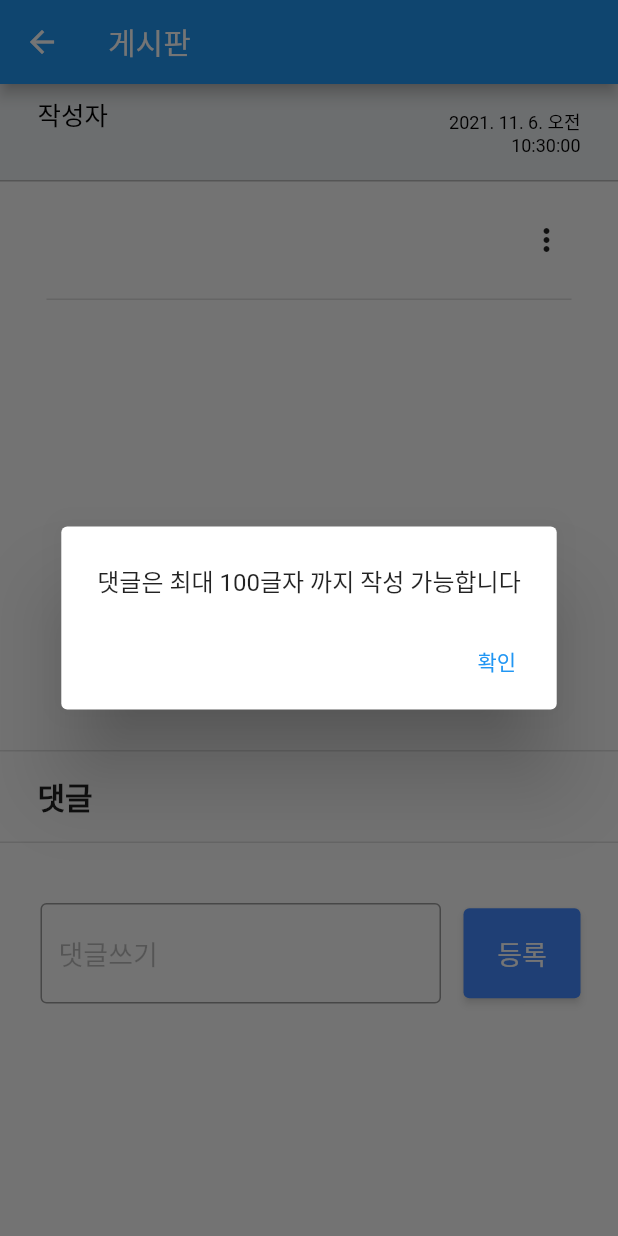
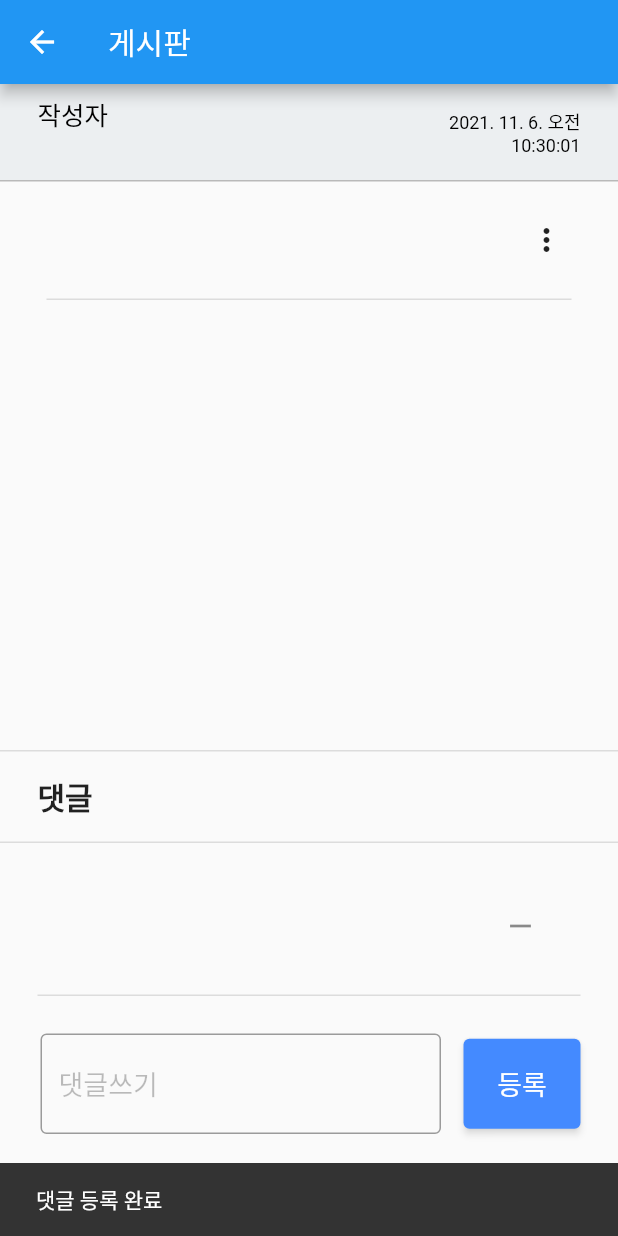
Before and after one commit to On-Jun9/EmergencyAlertApp, a Flutter app: the BoardContent screen opened directly with empty values, after a tap on "등록", on a phone screen of 412 x 824 dp. Run offline on Flutter 3.47's test engine with Material 2 defaults, Android fonts, the phone set to English and light mode, and no system bars; our stand-ins replace cloud_firestore, firebase_auth, firebase_core, firebase_storage, google_maps_flutter, google_sign_in and 2 more; accounts and stored records are empty.

Commit message:
+댓글 등록 오류 수정

```diff
--- a/lib/design/Board/boardContent.dart
+++ b/lib/design/Board/boardContent.dart
@@ -363,31 +363,17 @@ class _BoardContentState extends State<BoardContent> {
                                           .showSnackBar(SnackBar(
                                               content: Text('로그인이 필요합니다.')));
                                     } else {
-                                      showDialog(
-                                        context: context,
-                                        builder: (BuildContext context) {
-                                          return AlertDialog(
-                                            content: SingleChildScrollView(
-                                              child: ListBody(
-                                                children: <Widget>[
-                                                  Text(
-                                                      '댓글은 최대 100글자 까지 작성 가능합니다'),
-                                                ],
-                                              ),
-                                            ),
-                                            contentPadding: EdgeInsets.fromLTRB(
-                                                24.0, 24.0, 24.0, 10.0),
-                                            actions: <Widget>[
-                                              TextButton(
-                                                onPressed: () {
-                                                  Navigator.pop(context, false);
-                                                },
-                                                child: Text('확인'),
-                                              ),
-                                            ],
-                                          );
-                                        },
-                                      );
+                                      FirebaseFirestore.instance
+                                          .collection('게시판')
+                                          .doc(widget.selected_item.docName)
+                                          .collection('comment')
+                                          .add({
+                                        'commentC': _replyController.text,
+                                        'id': userId,
+                                        'uid': userUid,
+                                        'time': FieldValue.serverTimestamp(),
+                                      }).then((value) => ScaffoldMessenger.of(context).showSnackBar(SnackBar(content: Text('댓글 등록 완료'))));
+                                      _replyController.text = '';
                                     }
                                   },
                                 ),
```
